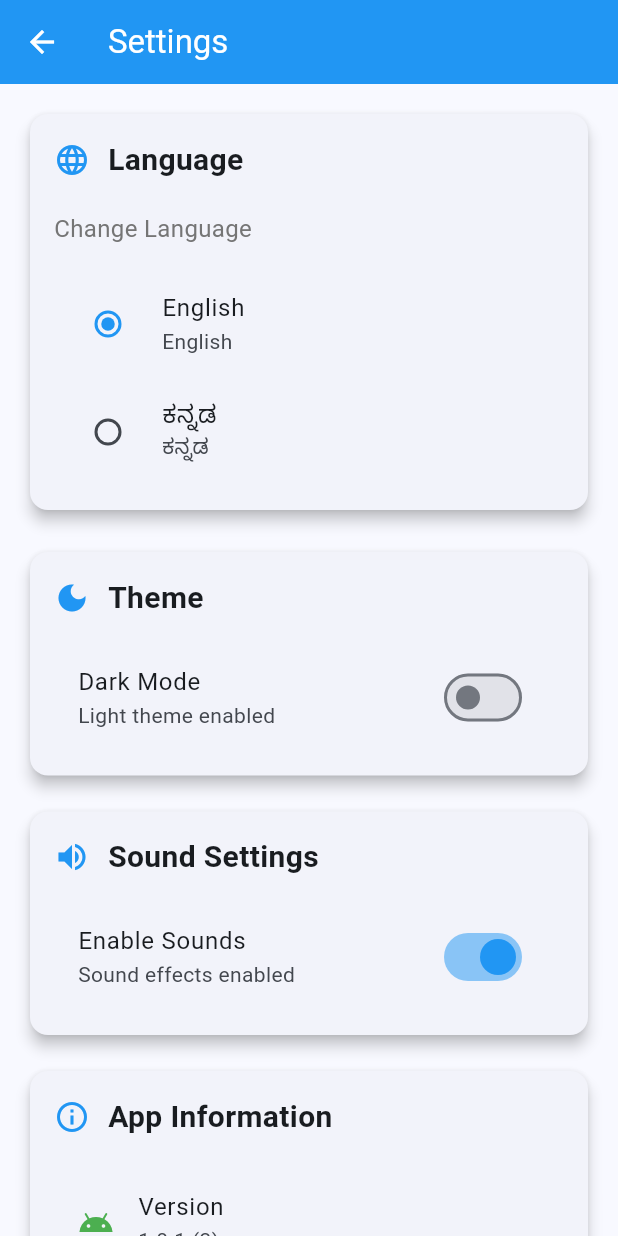
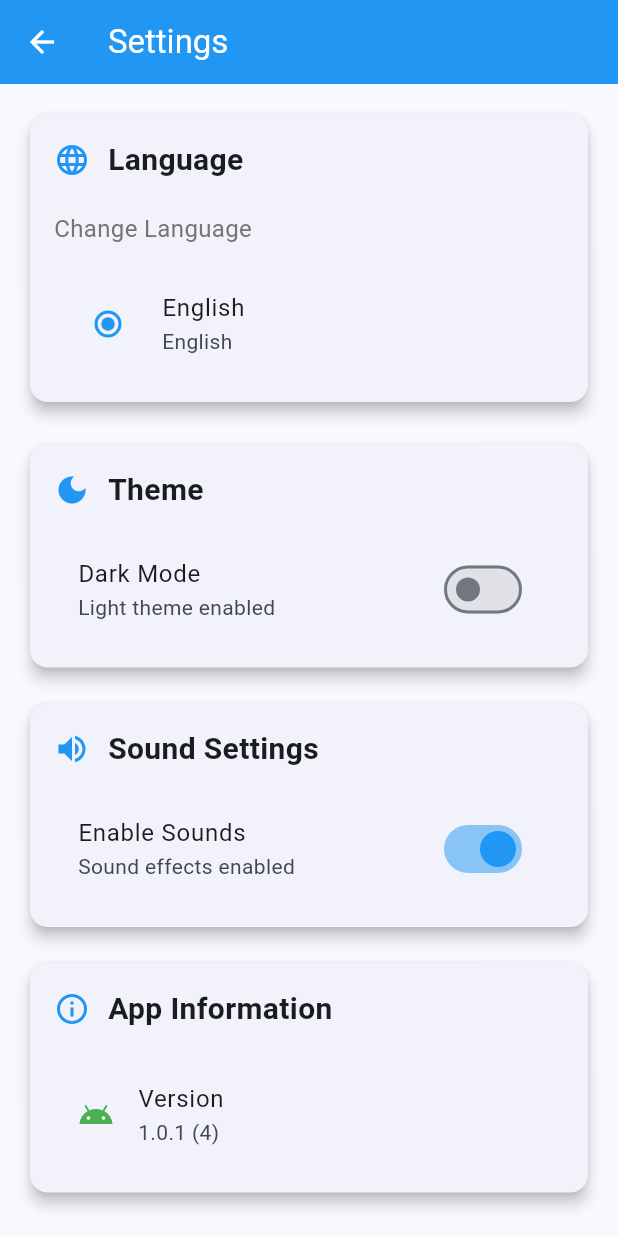
Before and after one commit to Bhimanagowda/daily_expense_pro, a Flutter app: the SettingsPage screen opened directly with empty values, on a phone screen of 412 x 824 dp. Run offline on Flutter 3.47's test engine with Material 3 defaults, Android fonts, the phone set to English and light mode, and no system bars; our stand-ins replace audioplayers, fl_chart, image_picker, package_info_plus, share_plus, shared_preferences; missing offline and left inert: excel; accounts and stored records are empty.

Commit message:
change same ui,remove kannada lang,add pop up message box

```diff
--- a/lib/l10n/app_en.arb
+++ b/lib/l10n/app_en.arb
@@ -56,7 +56,7 @@
   "updateItem": "Update Item",
   "update": "Update",
   "analysis": "Analysis",
-  "dailyExpenditure": "Daily Expenditure-C",
+  "dailyExpenditure": "Daily Expenditure",
   "enterFileName": "Enter file name",
   "fileNameHint": "File name (without .xlsx)",
   "ok": "OK",
--- a/lib/l10n/app_localizations.dart
+++ b/lib/l10n/app_localizations.dart
@@ -443,7 +443,7 @@ abstract class AppLocalizations {
   /// No description provided for @dailyExpenditure.
   ///
   /// In en, this message translates to:
-  /// **'Daily Expenditure-C'**
+  /// **'Daily Expenditure'**
   String get dailyExpenditure;
 
   /// No description provided for @enterFileName.
--- a/lib/l10n/app_localizations_en.dart
+++ b/lib/l10n/app_localizations_en.dart
@@ -180,7 +180,7 @@ class AppLocalizationsEn extends AppLocalizations {
   String get analysis => 'Analysis';
 
   @override
-  String get dailyExpenditure => 'Daily Expenditure-C';
+  String get dailyExpenditure => 'Daily Expenditure';
 
   @override
   String get enterFileName => 'Enter file name';
--- a/lib/settings_page.dart
+++ b/lib/settings_page.dart
@@ -141,20 +141,6 @@ class _SettingsPageState extends State<SettingsPage> {
                               title: Text(localizations.english),
                               subtitle: Text('English'),
                               value: 'en',
-                              groupValue: _selectedLanguage,
-                              onChanged: (String? value) {
-                                if (value != null) {
-                                  _saveLanguagePreference(value);
-                                }
-                              },
-                              activeColor: Colors.blue,
-                            ),
-
-                            // Kannada Option
-                            RadioListTile<String>(
-                              title: Text(localizations.kannada),
-                              subtitle: Text('ಕನ್ನಡ'),
-                              value: 'kn',
                               groupValue: _selectedLanguage,
                               onChanged: (String? value) {
                                 if (value != null) {
--- a/pubspec.yaml
+++ b/pubspec.yaml
@@ -16,7 +16,7 @@ publish_to: 'none' # Remove this line if you wish to publish to pub.dev
 # https://developer.apple.com/library/archive/documentation/General/Reference/InfoPlistKeyReference/Articles/CoreFoundationKeys.html
 # In Windows, build-name is used as the major, minor, and patch parts
 # of the product and file versions while build-number is used as the build suffix.
-version: 1.0.1+3  # Increment version name (1.0.1) and build number (+3)
+version: 1.0.1+4  # Increment version name (1.0.1) and build number (+4)
 
 environment:
   sdk: ^3.8.1
```
Also changed, not shown: lib/main.dart (+17 -0 lines), lib/notes_page.dart (+17 -2 lines).
